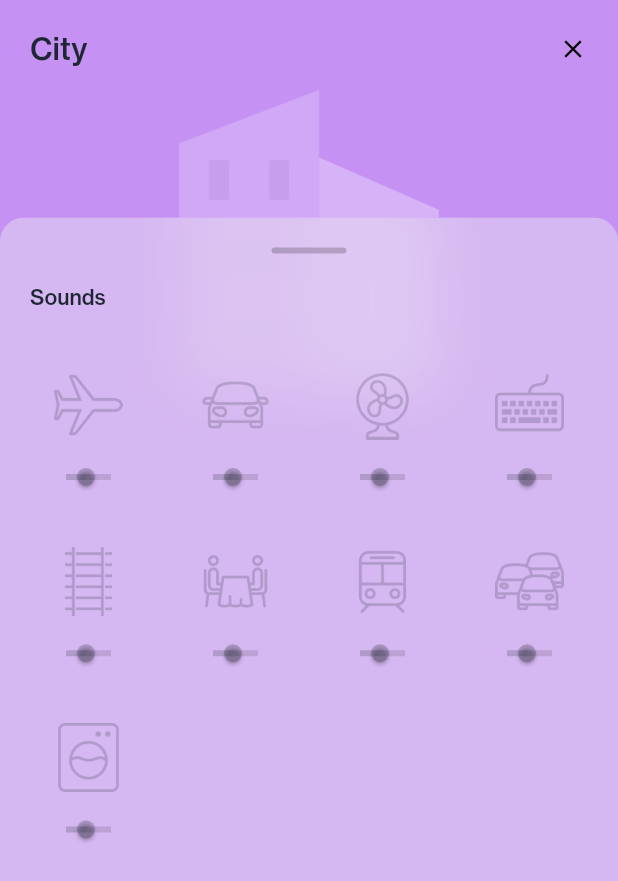
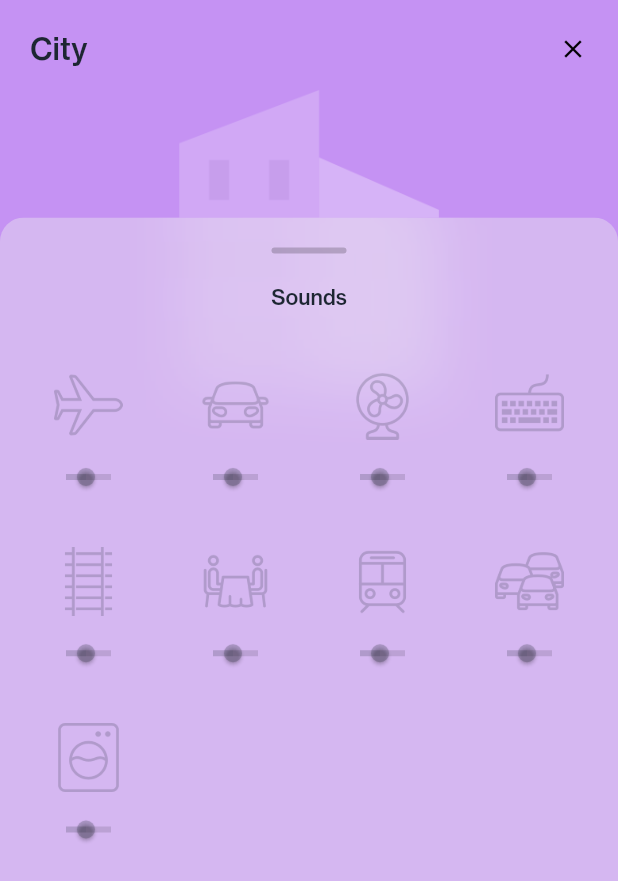
Before and after one commit to vipulasri/Serene, a Flutter app: the screen it shows after launch, after a tap on "Play", after a tap on "City", on a phone screen of 412 x 824 dp. Shown: the top 881 px of the screen. Run offline on Flutter 3.47's test engine with Material 2 defaults, Android fonts, the phone set to English and light mode, and no system bars; our stand-ins replace audioplayers, equatable, flutter_bloc.

```diff
--- a/lib/screens/details_view.dart
+++ b/lib/screens/details_view.dart
@@ -24,6 +24,10 @@ class _DetailsViewState extends State<DetailsView> {
   @override
   void initState() {
     super.initState();
+    WidgetsBinding.instance.addPostFrameCallback((_) => _onAfterBuild(context));
+  }
+
+  void _onAfterBuild(BuildContext context){
     BlocProvider.of<SoundBloc>(context)
         .add(FetchSounds(categoryId: widget.category.id));
   }
@@ -169,7 +173,7 @@ class _DetailsViewState extends State<DetailsView> {
   Widget sheetContent(List<Sound> sounds) {
     return Expanded(
       child: Column(
-        crossAxisAlignment: CrossAxisAlignment.start,
+        crossAxisAlignment: CrossAxisAlignment.center,
         children: [
           Text(
             "Sounds",
```
